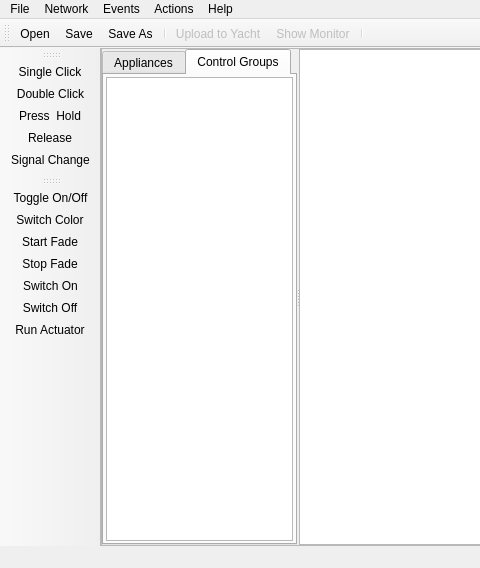
This is ElecntrlManager/mainwindow.ui in JesperWe/CANLight as Qt 5 draws it before an edit; both pictures show x 0 to 480 and y 0 to 568 of the 868 by 568 pixel window. The edited form follows.
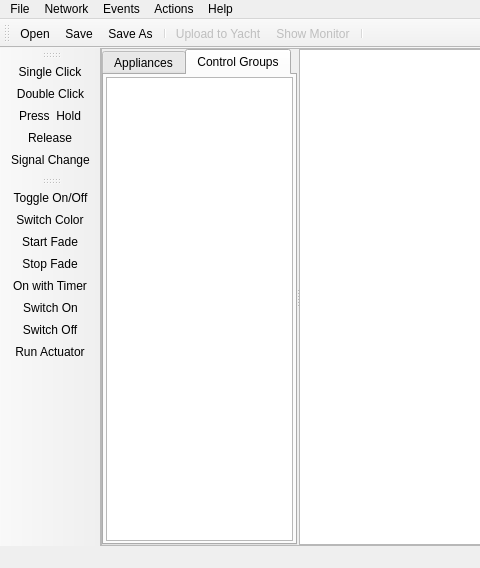
This is the edited form. Icons and pictures are not drawn. Custom widgets are drawn as their Qt base class.

Commit message: Add new controlled outputs for the 4 switches. Add new action type: On with Timer. Also fix Ctrl-S saves current file.

```diff
--- a/ElecntrlManager/mainwindow.ui
+++ b/ElecntrlManager/mainwindow.ui
@@ -303,6 +303,7 @@
    <addaction name="actionSwitch_Color"/>
    <addaction name="actionStart_Fade"/>
    <addaction name="actionStop_Fade"/>
+   <addaction name="actionOn_with_Timer"/>
    <addaction name="actionSwitch_On"/>
    <addaction name="actionSwitch_Off"/>
    <addaction name="actionRun_Actuator"/>
@@ -537,6 +538,16 @@
     <string>Send NMEA Test Sequence A</string>
    </property>
   </action>
+  <action name="actionOn_with_Timer">
+   <property name="icon">
+    <iconset>
+     <normalon>:/graphics/timer.svg</normalon>
+    </iconset>
+   </property>
+   <property name="text">
+    <string>On with Timer</string>
+   </property>
+  </action>
  </widget>
  <layoutdefault spacing="6" margin="11"/>
  <customwidgets>
```
Left out of the diff: 1 changed line with no effect on the pictures. The commit also changes 11 other files.
